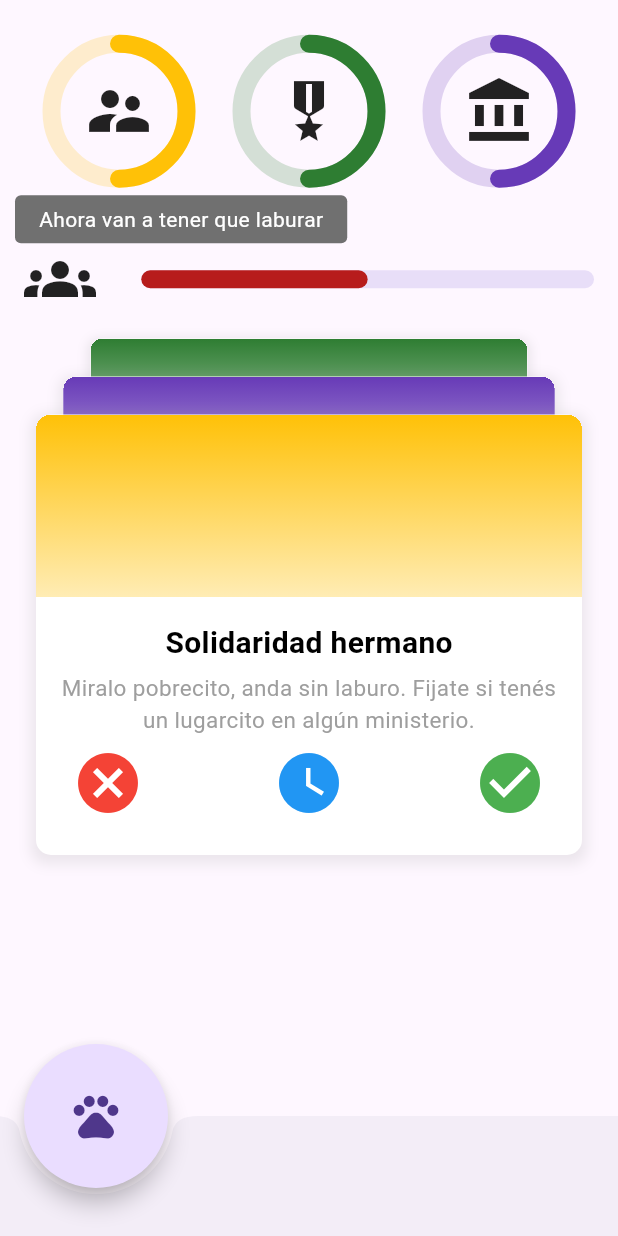
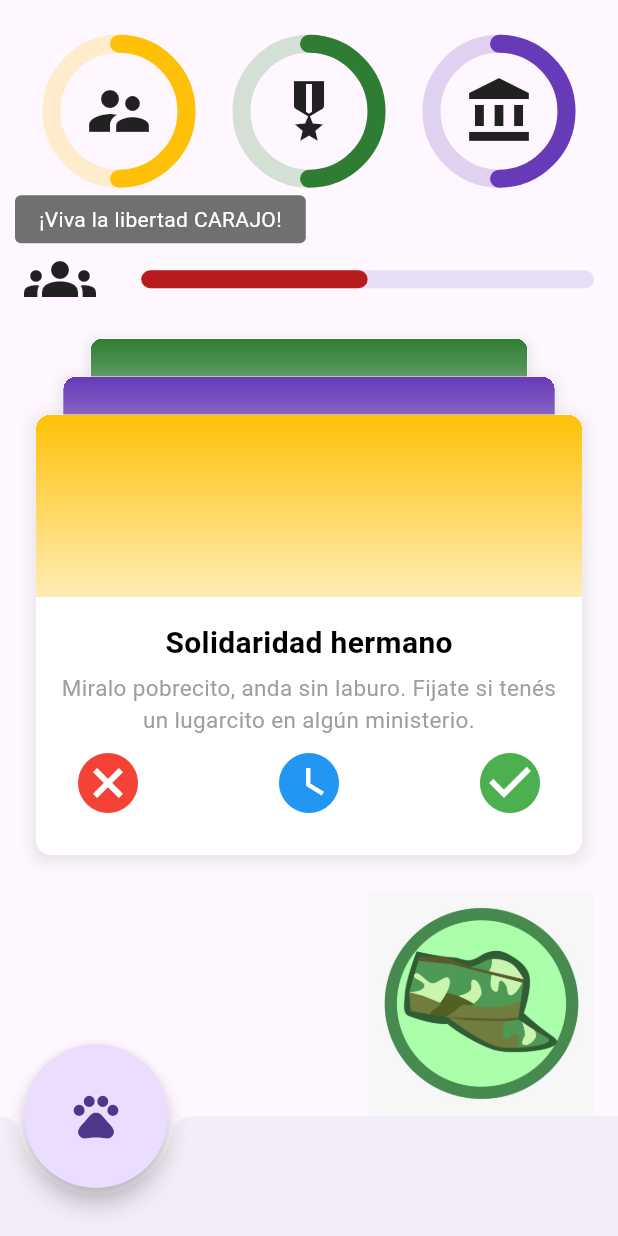
Before and after one commit to renecura/gatito-mimoso, a Flutter app: the screen it shows after launch, on a phone screen of 412 x 824 dp. Run offline on Flutter 3.47's test engine with Material 3 defaults, Android fonts, the phone set to English and light mode, and no system bars; drawn by our look-alikes of flutter_card_swiper; our stand-ins replace flutter_riverpod.

```diff
--- a/lib/game.dart
+++ b/lib/game.dart
@@ -142,7 +142,14 @@ class Game extends ConsumerWidget {
             genteBar,
             const Spacer(flex: 2),
             Flexible(flex: 20, child: swiper),
-            Container(height: 150),
+            Padding(
+              padding: const EdgeInsets.only(right: 16),
+              child: Container(
+                height: 150,
+                alignment: Alignment.centerRight,
+                child: Image.asset('assets/images/fuerzas_icon.jpeg'),
+              ),
+            ),
           ],
         ),
       ),
--- a/lib/termometros/gentebar.dart
+++ b/lib/termometros/gentebar.dart
@@ -17,6 +17,17 @@ class GenteBar extends ConsumerWidget {
     'Lloren, lloren',
     'Ahora van a tener que laburar',
     'Yo igual me tengo que levantar a trabajar',
+    'Necesitabamos un cambio',
+    'Nah, igual eso no lo va a hacer',
+    'Necesita tiempo...',
+    '¡Piden democracia y lo quieren tumbar!',
+    'Jua jua ¡La domaron!',
+    '¡Polenta!',
+    'Te mataban por un celular',
+    'Era tierra de nadie',
+    'Se robaron todo',
+    'Hay que respetar el voto pupular',
+    '¡Populismo!',
   ];
 
   GenteBar({super.key});
--- a/pubspec.yaml
+++ b/pubspec.yaml
@@ -64,8 +64,8 @@ flutter:
   uses-material-design: true
 
   # To add assets to your application, add an assets section, like this:
-  # assets:
-  #   - images/a_dot_burr.jpeg
+  assets:
+    - assets/images/
   #   - images/a_dot_ham.jpeg
 
   # An image asset can refer to one or more resolution-specific "variants", see
```
